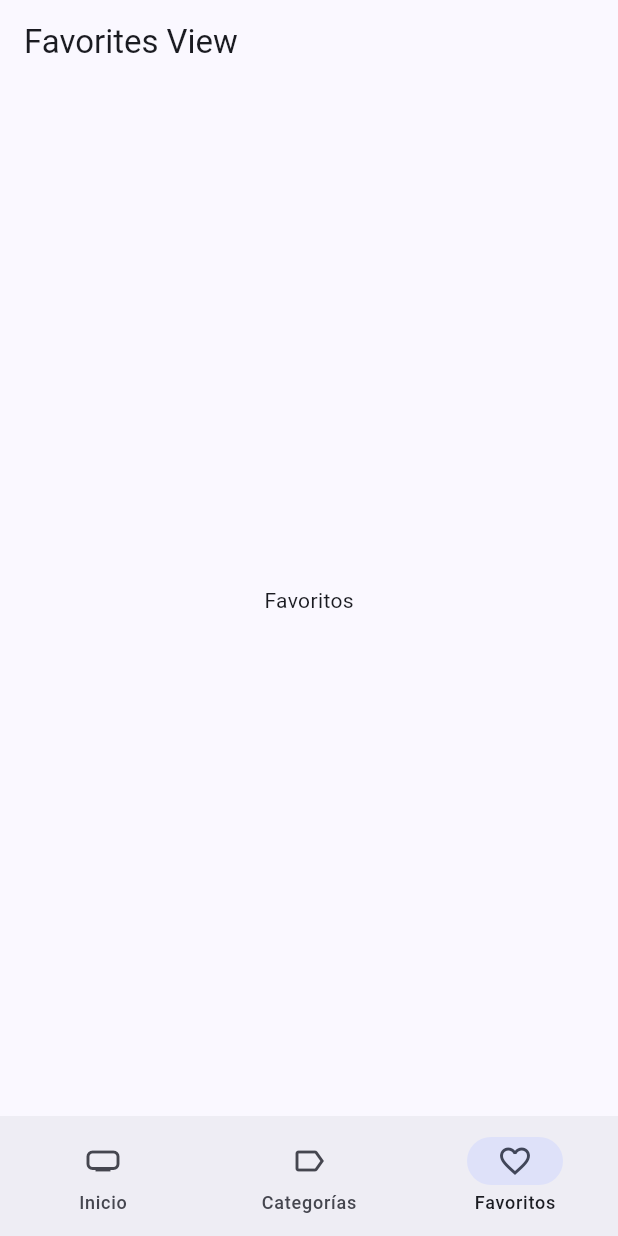
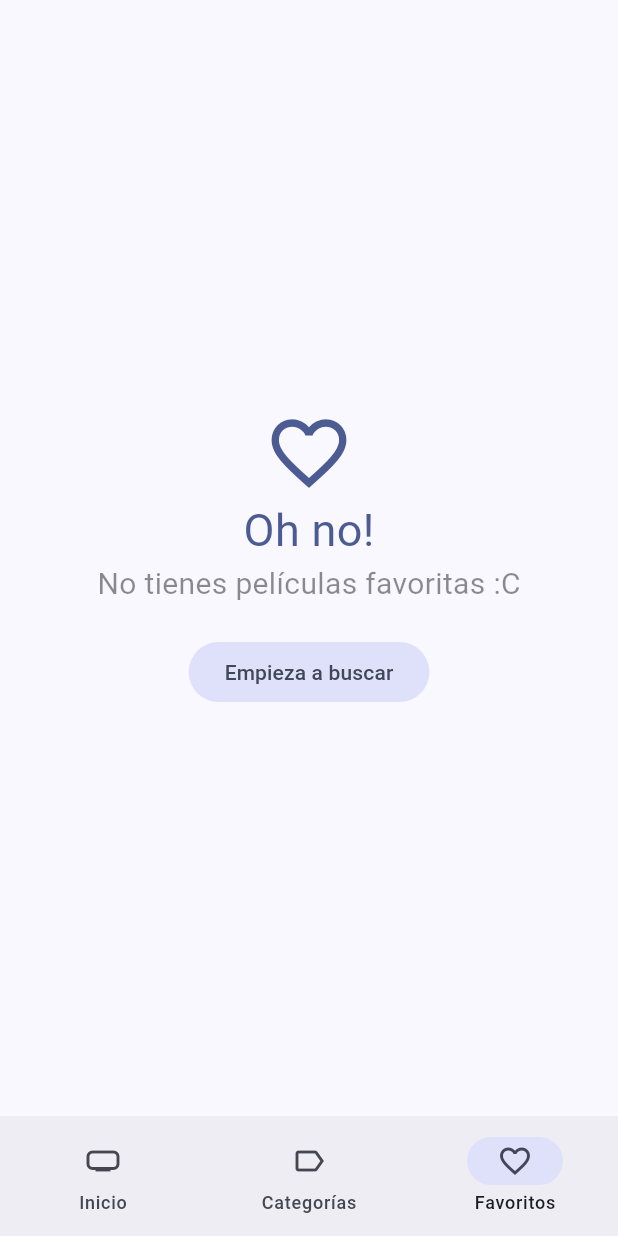
Before and after one commit to Alexandru-Fulga/Cinemapedia, a Flutter app: the screen it shows after launch, item 3 of the bottom bar chosen, on a phone screen of 412 x 824 dp. Run offline on Flutter 3.47's test engine with Material 3 defaults, Android fonts, the phone set to English and light mode, and no system bars; our stand-ins replace animate_do, card_swiper, dio, flutter_dotenv, flutter_riverpod, go_router and 1 more; accounts and stored records are empty; generated files the repository leaves out were written again; network calls fail.

Commit message:
Favorites view finished

```diff
--- a/lib/domain/entities/movie.dart
+++ b/lib/domain/entities/movie.dart
@@ -1,4 +1,10 @@
+import 'package:isar/isar.dart';
+
+part 'movie.g.dart';
+
+@collection
 class Movie {
+  Id? isarId;
   final bool adult;
   final String backdropPath;
   final List<String> genreIds;
--- a/lib/presentation/providers/providers.dart
+++ b/lib/presentation/providers/providers.dart
@@ -6,3 +6,5 @@ export 'movies/initial_loading_provider.dart';
 export 'actors/actors_by_movie_provider.dart';
 export 'actors/actors_repository_provider.dart';
 export 'search/search_movies_provider.dart';
+export 'storage/local_storage_provider.dart';
+export 'storage/favorite_movies_provider.dart';
--- a/lib/presentation/views/home_views/favorites_view.dart
+++ b/lib/presentation/views/home_views/favorites_view.dart
@@ -1,16 +1,78 @@
+import 'package:cinemapedia/presentation/providers/providers.dart';
+import 'package:cinemapedia/presentation/widgets/widgets.dart';
 import 'package:flutter/material.dart';
+import 'package:flutter_riverpod/flutter_riverpod.dart';
+import 'package:go_router/go_router.dart';
 
-class FavoritesView extends StatelessWidget {
+class FavoritesView extends ConsumerStatefulWidget {
   const FavoritesView({super.key});
 
   @override
+  FavoritesViewState createState() => FavoritesViewState();
+}
+
+class FavoritesViewState extends ConsumerState<FavoritesView> {
+  bool isLastPage = false;
+  bool isLoading = false;
+
+  @override
+  void initState() {
+    super.initState();
+
+    loadNextPage();
+  }
+
+  void loadNextPage() async {
+    if (isLastPage || isLoading) return;
+    isLoading = true;
+    final movies =
+        await ref.read(favoriteMoviesProvider.notifier).loadNextPage();
+    isLoading = false;
+    if (movies.isEmpty) {
+      isLastPage = true;
+    }
+  }
+
+  @override
   Widget build(BuildContext context) {
+    final favoriteMovies = ref.watch(favoriteMoviesProvider).values.toList();
+
+    if (favoriteMovies.isEmpty) {
+      final colors = Theme.of(context).colorScheme;
+      return Center(
+        child: Column(
+          mainAxisAlignment: MainAxisAlignment.center,
+          crossAxisAlignment: CrossAxisAlignment.center,
+          children: [
+            Icon(
+              Icons.favorite_outline_sharp,
+              size: 60,
+              color: colors.primary,
+            ),
+            Text(
+              "Oh no!",
+              style: TextStyle(fontSize: 30, color: colors.primary),
+            ),
+            const Text(
+              "No tienes películas favoritas :C",
+              style: TextStyle(fontSize: 20, color: Colors.black45),
+            ),
+            const SizedBox(
+              height: 20,
+            ),
+            FilledButton.tonal(
+              onPressed: () => context.go('/'),
+              child: const Text('Empieza a buscar'),
+            ),
+          ],
+        ),
+      );
+    }
+
     return Scaffold(
-      appBar: AppBar(
-        title: const Text("Favorites View"),
-      ),
-      body: const Center(
-        child: Text("Favoritos"),
+      body: MovieMasonry(
+        movies: favoriteMovies,
+        loadNextPage: loadNextPage,
       ),
     );
   }
--- a/lib/presentation/widgets/widgets.dart
+++ b/lib/presentation/widgets/widgets.dart
@@ -3,3 +3,5 @@ export 'shared/custom_appbar.dart';
 export 'shared/custom_bottom_navigation.dart';
 export 'movies/movie_horizontal_listview.dart';
 export 'shared/fullscreen_loader.dart';
+export 'movies/movie_masonry.dart';
+export 'movies/movie_poster_link.dart';
--- a/pubspec.yaml
+++ b/pubspec.yaml
@@ -14,13 +14,19 @@ dependencies:
     sdk: flutter
   flutter_dotenv: ^5.1.0
   flutter_riverpod: ^2.5.1
+  flutter_staggered_grid_view: ^0.7.0
   go_router: ^13.2.0
   intl: ^0.19.0
+  isar: ^3.1.0+1
+  isar_flutter_libs: ^3.1.0+1
+  path_provider: ^2.1.2
 
 dev_dependencies:
+  build_runner: ^2.4.9
   flutter_lints: ^3.0.0
   flutter_test:
     sdk: flutter
+  isar_generator: ^3.1.0+1
 
 flutter:
   uses-material-design: true
```
Also changed, not shown: lib/domain/datasources/local_storage_datasource.dart (added, +7 -0 lines), lib/domain/repositories/local_storage_repository.dart (added, +7 -0 lines), lib/infrastructure/datasources/isar_datasource.dart (added, +58 -0 lines), lib/infrastructure/repositories/local_storage_repository_impl.dart (added, +24 -0 lines), lib/presentation/providers/storage/favorite_movies_provider.dart (added, +46 -0 lines), lib/presentation/providers/storage/local_storage_provider.dart (added, +7 -0 lines), lib/presentation/screens/movies/movie_screen.dart (+34 -2 lines), lib/presentation/widgets/movies/movie_masonry.dart (added, +64 -0 lines), lib/presentation/widgets/movies/movie_poster_link.dart (added, +29 -0 lines), lib/presentation/widgets/movies/movies_slideshow.dart (+7 -2 lines), lib/domain/entities/movie.g.dart (added), pubspec.lock, 5 other files.
